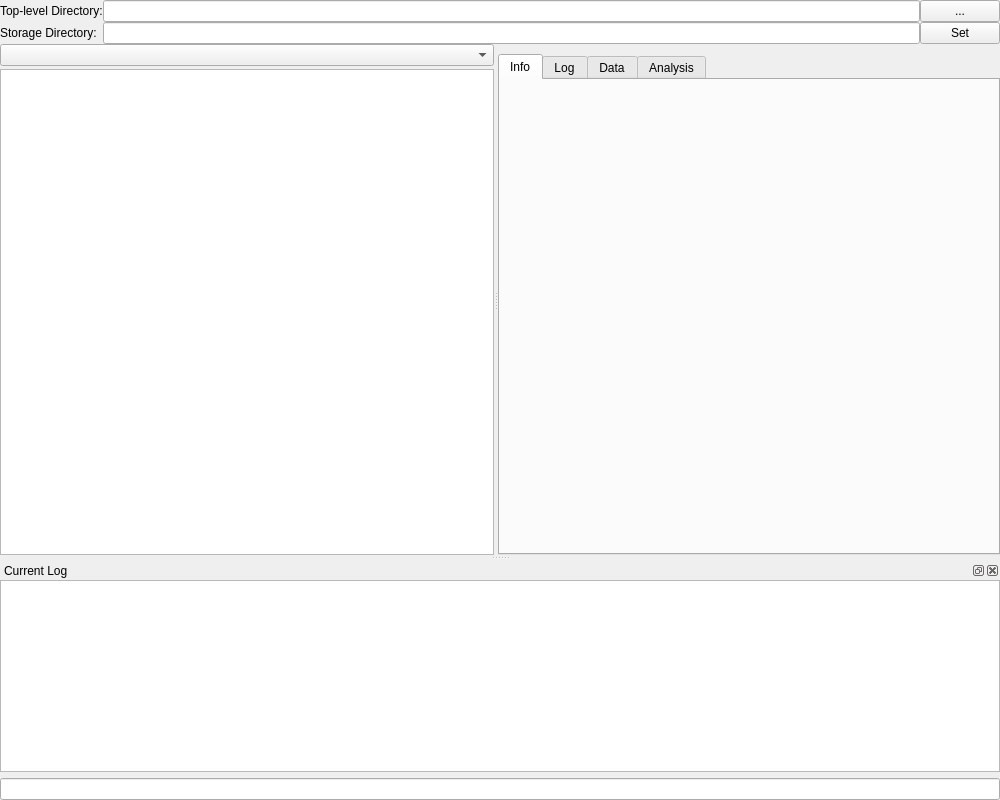
Before: the Qt Designer form lib/modules/DataManager/DataManagerTemplate.ui in acq4/acq4, drawn with Qt 5.
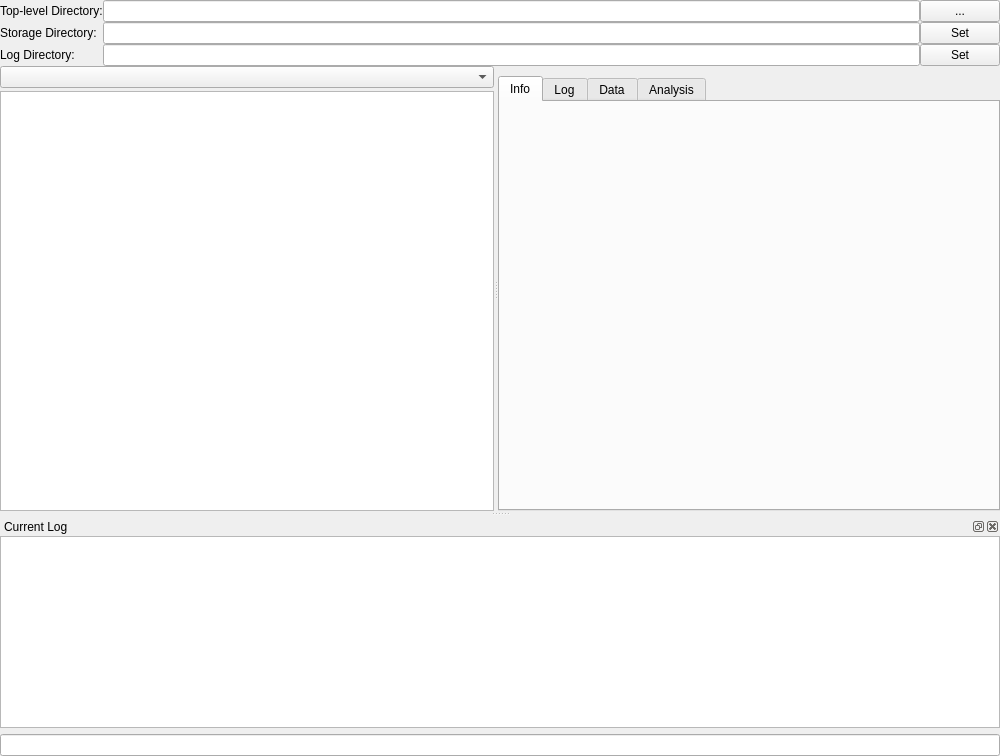
After: the same form once the commit is applied. Custom widgets are drawn as their Qt base class.

Commit message: log system seems to be in place, now we just need to have modules send messages.    - exceptions (and all other messages) get logged    - logs get saved in a tempLog.txt file until a data directory for saving them is set    - HelpfulException is not implemented yet.

The edit to the form file:
```diff
--- a/lib/modules/DataManager/DataManagerTemplate.ui
+++ b/lib/modules/DataManager/DataManagerTemplate.ui
@@ -7,7 +7,7 @@
     <x>0</x>
     <y>0</y>
     <width>1000</width>
-    <height>800</height>
+    <height>756</height>
    </rect>
   </property>
   <property name="windowTitle">
@@ -57,6 +57,23 @@
         </property>
        </widget>
       </item>
+      <item row="2" column="1">
+       <widget class="QLineEdit" name="logDirText"/>
+      </item>
+      <item row="2" column="0">
+       <widget class="QLabel" name="label_3">
+        <property name="text">
+         <string>Log Directory:</string>
+        </property>
+       </widget>
+      </item>
+      <item row="2" column="2">
+       <widget class="QPushButton" name="setLogDirBtn">
+        <property name="text">
+         <string>Set</string>
+        </property>
+       </widget>
+      </item>
      </layout>
     </item>
     <item>
```
The commit also changes 8 other files.
